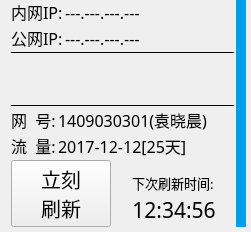
This is NetworkMonitor.ui in jerry-yuan/RPi-BigQtFace as Qt 5 draws it before an edit. The edited form follows.
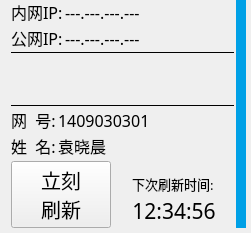
This is the edited form. Icons and pictures are not drawn. Custom widgets are drawn as their Qt base class.

Diff of the .ui file:
```diff
--- a/NetworkMonitor.ui
+++ b/NetworkMonitor.ui
@@ -7,7 +7,7 @@
     <x>0</x>
     <y>0</y>
     <width>251</width>
-    <height>231</height>
+    <height>233</height>
    </rect>
   </property>
   <property name="sizePolicy">
@@ -183,7 +183,7 @@
           </font>
          </property>
          <property name="text">
-          <string>1409030301(袁晓晨)</string>
+          <string>1409030301</string>
          </property>
         </widget>
        </item>
@@ -197,7 +197,7 @@
           </font>
          </property>
          <property name="text">
-          <string>流  量:</string>
+          <string>姓  名:</string>
          </property>
         </widget>
        </item>
@@ -211,7 +211,7 @@
           </font>
          </property>
          <property name="text">
-          <string>2017-12-12[25天]</string>
+          <string>袁晓晨</string>
          </property>
         </widget>
        </item>
```
Left out of the diff: 2 changed lines with no effect on the pictures.
